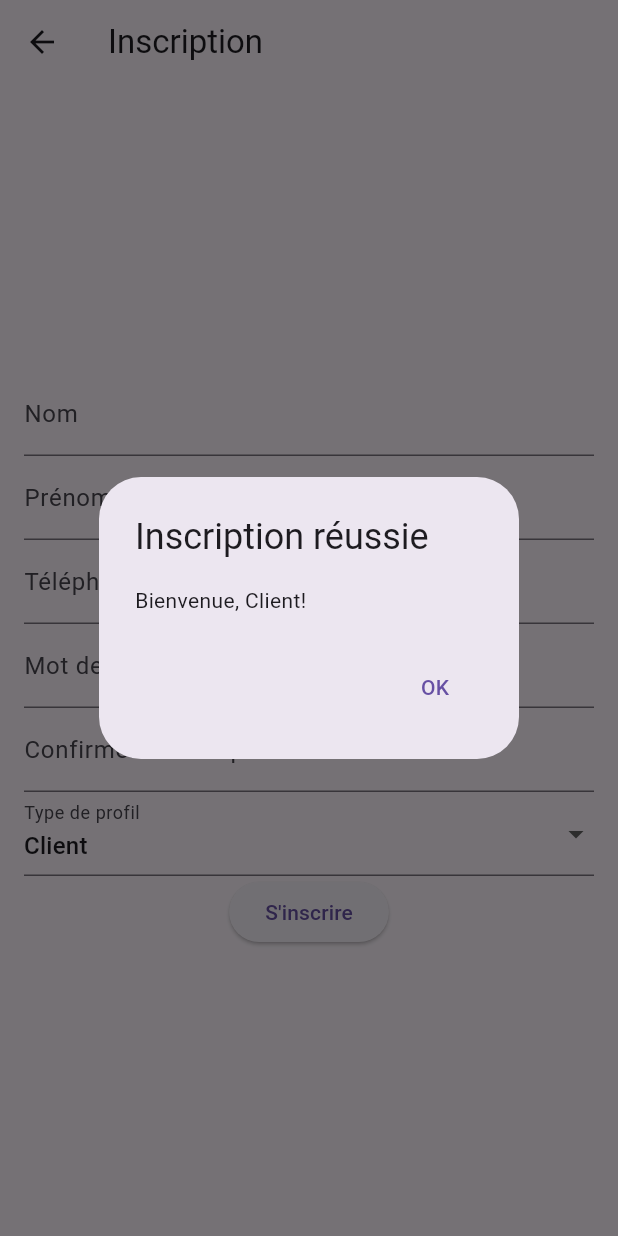
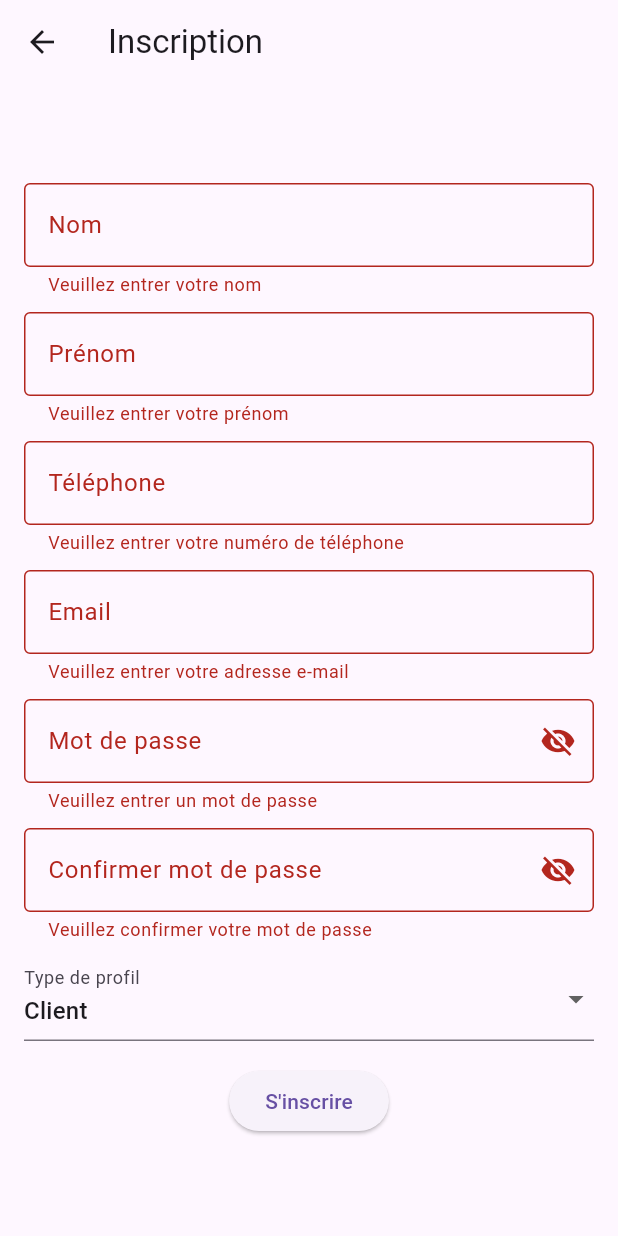
Before and after one commit to MohamedLoum1001/transport-app, a Flutter app: the Register screen opened by its route, after a tap on an icon or button, on a phone screen of 412 x 824 dp. Run offline on Flutter 3.47's test engine with Material 3 defaults, Android fonts, the phone set to English and light mode, and no system bars; our stand-ins replace cloud_firestore, firebase_auth, firebase_core, image_picker; accounts and stored records are empty.

Commit message:
logique inscription

```diff
--- a/lib/Pages/Register/register.dart
+++ b/lib/Pages/Register/register.dart
@@ -1,5 +1,8 @@
 // screens/register_screen.dart
 import 'package:flutter/material.dart';
+import 'package:flutter/services.dart'; // Import nécessaire pour TextInputFormatter
+import 'package:firebase_auth/firebase_auth.dart';
+import 'package:cloud_firestore/cloud_firestore.dart';
 
 class Register extends StatefulWidget {
   @override
@@ -10,30 +13,43 @@ class _RegisterState extends State<Register> {
   final TextEditingController nameController = TextEditingController();
   final TextEditingController givenNameController = TextEditingController();
   final TextEditingController phoneController = TextEditingController();
+  final TextEditingController emailController = TextEditingController();
   final TextEditingController passwordController = TextEditingController();
   final TextEditingController confirmPasswordController = TextEditingController();
+  final _formKey = GlobalKey<FormState>();
   String selectedUserType = 'Client'; // Définit 'Client' par défaut
 
-  void registerUser() {
-    if (passwordController.text != confirmPasswordController.text) {
-      showErrorDialog("Les mots de passe ne correspondent pas");
-    } else {
-      showDialog(
-        context: context,
-        builder: (context) => AlertDialog(
-          title: Text("Inscription réussie"),
-          content: Text("Bienvenue, $selectedUserType!"),
-          actions: [
-            TextButton(
-              onPressed: () {
-                Navigator.pop(context);
-                Navigator.pushReplacementNamed(context, '/');
-              },
-              child: Text("OK"),
-            ),
-          ],
-        ),
+  // État pour afficher ou masquer le mot de passe
+  bool _isPasswordVisible = false;
+  bool _isConfirmPasswordVisible = false;
+
+  final FirebaseAuth _auth = FirebaseAuth.instance;
+  final FirebaseFirestore _firestore = FirebaseFirestore.instance;
+
+  Future<void> registerUser() async {
+    if (!_formKey.currentState!.validate()) {
+      return;
+    }
+
+    try {
+      UserCredential userCredential = await _auth.createUserWithEmailAndPassword(
+        email: emailController.text,
+        password: passwordController.text,
       );
+
+      await _firestore.collection('users').doc(userCredential.user!.uid).set({
+        'nom': nameController.text,
+        'prenom': givenNameController.text,
+        'telephone': phoneController.text,
+        'email': emailController.text,
+        'type': selectedUserType,
+        'uid': userCredential.user!.uid,
+      });
+
+      showSuccessDialog("Inscription réussie! Bienvenue, $selectedUserType!");
+
+    } catch (e) {
+      showErrorDialog("Erreur d'inscription : ${e.toString()}");
     }
   }
 
@@ -53,20 +69,160 @@ class _RegisterState extends State<Register> {
     );
   }
 
+  void showSuccessDialog(String message) {
+    showDialog(
+      context: context,
+      builder: (context) => AlertDialog(
+        title: Text("Succès"),
+        content: Text(message),
+        actions: [
+          TextButton(
+            onPressed: () {
+              Navigator.pop(context);
+              Navigator.pushReplacementNamed(context, '/');
+            },
+            child: Text("OK"),
+          ),
+        ],
+      ),
+    );
+  }
+
   @override
   Widget build(BuildContext context) {
     return Scaffold(
       appBar: AppBar(title: Text('Inscription')),
       body: Padding(
         padding: const EdgeInsets.all(16.0),
+        child: Form(
+          key: _formKey,
           child: Column(
             mainAxisAlignment: MainAxisAlignment.center,
             children: [
-            TextField(controller: nameController, decoration: InputDecoration(labelText: 'Nom')),
-            TextField(controller: givenNameController, decoration: InputDecoration(labelText: 'Prénom')),
-            TextField(controller: phoneController, decoration: InputDecoration(labelText: 'Téléphone')),
-            TextField(controller: passwordController, decoration: InputDecoration(labelText: 'Mot de passe'), obscureText: true),
-            TextField(controller: confirmPasswordController, decoration: InputDecoration(labelText: 'Confirmer mot de passe'), obscureText: true),
+              TextFormField(
+                controller: nameController,
+                decoration: InputDecoration(
+                  labelText: 'Nom',
+                  border: OutlineInputBorder(),
+                ),
+                validator: (value) {
+                  if (value == null || value.isEmpty) {
+                    return 'Veuillez entrer votre nom';
+                  }
+                  return null;
+                },
+              ),
+              SizedBox(height: 10),
+              TextFormField(
+                controller: givenNameController,
+                decoration: InputDecoration(
+                  labelText: 'Prénom',
+                  border: OutlineInputBorder(),
+                ),
+                validator: (value) {
+                  if (value == null || value.isEmpty) {
+                    return 'Veuillez entrer votre prénom';
+                  }
+                  return null;
+                },
+              ),
+              SizedBox(height: 10),
+              TextFormField(
+                controller: phoneController,
+                decoration: InputDecoration(
+                  labelText: 'Téléphone',
+                  border: OutlineInputBorder(),
+                ),
+                keyboardType: TextInputType.number,
+                inputFormatters: [
+                  FilteringTextInputFormatter.digitsOnly,
+                  LengthLimitingTextInputFormatter(10),
+                ],
+                validator: (value) {
+                  if (value == null || value.isEmpty) {
+                    return 'Veuillez entrer votre numéro de téléphone';
+                  }
+                  if (value.length != 10) {
+                    return 'Le numéro de téléphone doit contenir 10 chiffres';
+                  }
+                  return null;
+                },
+              ),
+              SizedBox(height: 10),
+              TextFormField(
+                controller: emailController,
+                decoration: InputDecoration(
+                  labelText: 'Email',
+                  border: OutlineInputBorder(),
+                ),
+                keyboardType: TextInputType.emailAddress,
+                validator: (value) {
+                  if (value == null || value.isEmpty) {
+                    return 'Veuillez entrer votre adresse e-mail';
+                  }
+                  if (!RegExp(r'^[\w-\.]+@([\w-]+\.)+[\w-]{2,4}$').hasMatch(value)) {
+                    return 'Veuillez entrer une adresse e-mail valide';
+                  }
+                  return null;
+                },
+              ),
+              SizedBox(height: 10),
+              TextFormField(
+                controller: passwordController,
+                decoration: InputDecoration(
+                  labelText: 'Mot de passe',
+                  border: OutlineInputBorder(),
+                  suffixIcon: IconButton(
+                    icon: Icon(
+                      _isPasswordVisible ? Icons.visibility : Icons.visibility_off,
+                    ),
+                    onPressed: () {
+                      setState(() {
+                        _isPasswordVisible = !_isPasswordVisible;
+                      });
+                    },
+                  ),
+                ),
+                obscureText: !_isPasswordVisible,
+                validator: (value) {
+                  if (value == null || value.isEmpty) {
+                    return 'Veuillez entrer un mot de passe';
+                  }
+                  if (value.length < 6) {
+                    return 'Le mot de passe doit contenir au moins 6 caractères';
+                  }
+                  return null;
+                },
+              ),
+              SizedBox(height: 10),
+              TextFormField(
+                controller: confirmPasswordController,
+                decoration: InputDecoration(
+                  labelText: 'Confirmer mot de passe',
+                  border: OutlineInputBorder(),
+                  suffixIcon: IconButton(
+                    icon: Icon(
+                      _isConfirmPasswordVisible ? Icons.visibility : Icons.visibility_off,
+                    ),
+                    onPressed: () {
+                      setState(() {
+                        _isConfirmPasswordVisible = !_isConfirmPasswordVisible;
+                      });
+                    },
+                  ),
+                ),
+                obscureText: !_isConfirmPasswordVisible,
+                validator: (value) {
+                  if (value == null || value.isEmpty) {
+                    return 'Veuillez confirmer votre mot de passe';
+                  }
+                  if (value != passwordController.text) {
+                    return 'Les mots de passe ne correspondent pas';
+                  }
+                  return null;
+                },
+              ),
+              SizedBox(height: 10),
               DropdownButtonFormField<String>(
                 value: selectedUserType,
                 items: [
@@ -80,6 +236,7 @@ class _RegisterState extends State<Register> {
                 },
                 decoration: InputDecoration(labelText: 'Type de profil'),
               ),
+              SizedBox(height: 16.0),
               ElevatedButton(
                 onPressed: registerUser,
                 child: Text('S\'inscrire'),
@@ -87,6 +244,7 @@ class _RegisterState extends State<Register> {
             ],
           ),
         ),
+      ),
     );
   }
 }
--- a/pubspec.yaml
+++ b/pubspec.yaml
@@ -37,6 +37,8 @@ dependencies:
   cupertino_icons: ^1.0.8
   image_picker: ^0.8.4+3
   firebase_core: ^3.7.0
+  firebase_auth: ^5.3.3
+  cloud_firestore: ^5.5.0
 
 dev_dependencies:
   flutter_test:
```
Also changed, not shown: pubspec.lock, 3 other files. Lines whose indentation alone changed are shown as unchanged.
